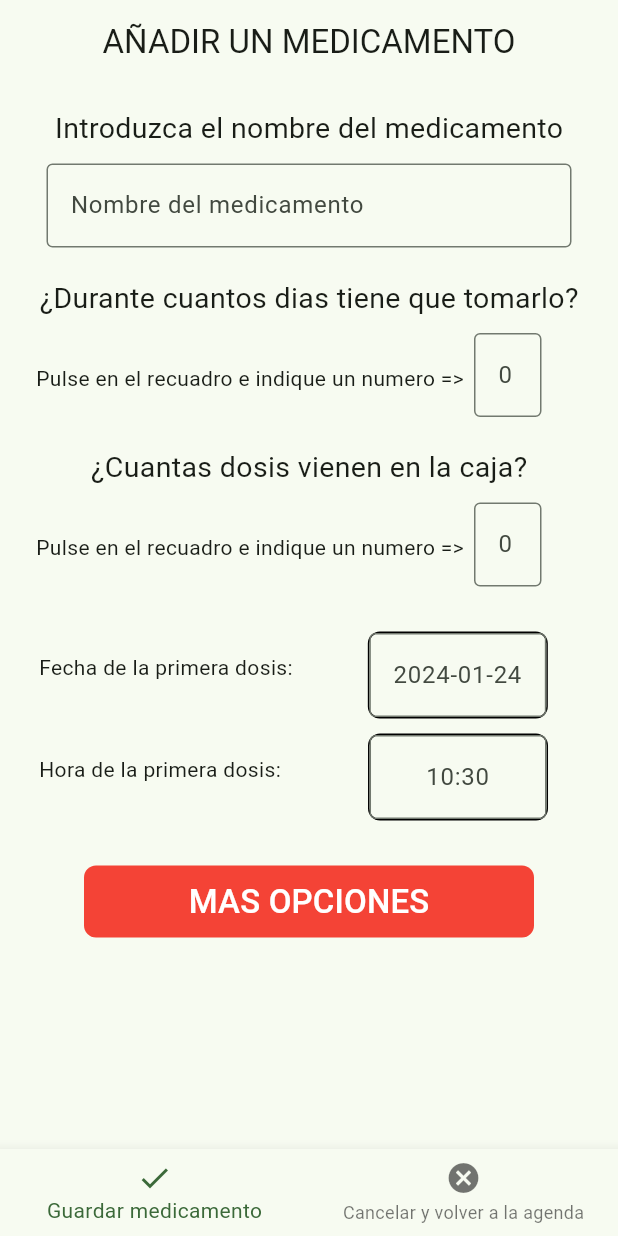
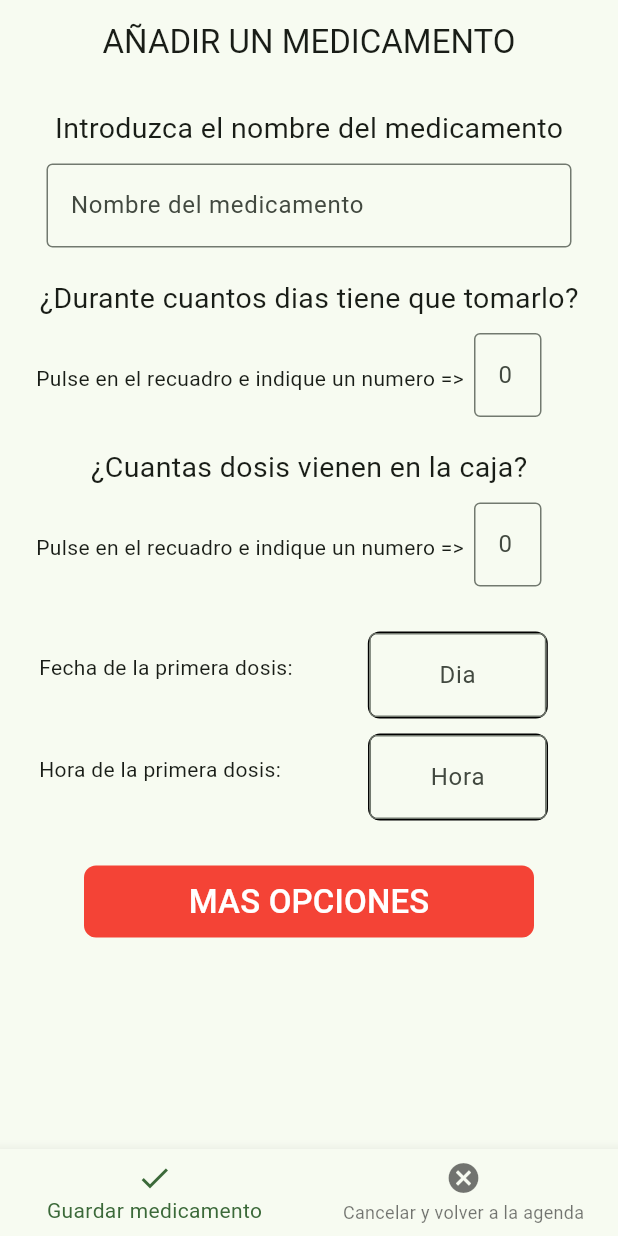
Before and after one commit to devra96/FarmacApp, a Flutter app: the PantallaAddMedicamento screen opened directly, on a phone screen of 412 x 824 dp. Run offline on Flutter 3.47's test engine with Material 3 defaults, Android fonts, the phone set to English and light mode, and no system bars; our stand-ins replace sqflite; accounts and stored records are empty.

Commit message:
Commit 24/01/2024 - 22:25

```diff
--- a/lib/paginas/pantalla_add_medicamento.dart
+++ b/lib/paginas/pantalla_add_medicamento.dart
@@ -26,7 +26,10 @@ class _PantallaAddMedicamentoState extends State<PantallaAddMedicamento> {
     });
   }
 
-  DateTime selectedDate = DateTime.now();
+  DateTime selectedDate = DateTime.now();                 // GUARDA LA FECHA SELECCIONADA EN EL EDITTEXT. POR DEFECTO, FECHA ACTUAL
+  String selectedDateString = "Dia";                      // STRING QUE MUESTRA LA FECHA SELECCIONADA EN EL EDITTEXT
+
+  // METODO QUE MUESTRA EL DATEPICKER AL PULSAR EN EL EDITTEXT "FECHA PRIMERA DOSIS"
   Future<void> _selectDate(BuildContext context) async {
     final DateTime? picked = await showDatePicker(
       context: context,
@@ -37,12 +40,15 @@ class _PantallaAddMedicamentoState extends State<PantallaAddMedicamento> {
     if(picked != null && picked != selectedDate){
       setState(() {
         selectedDate = picked;
+        selectedDateString = "${selectedDate.day}/${selectedDate.month}/${selectedDate.year}";
       });
     }
   }
 
-  TimeOfDay selectedHour = TimeOfDay.now();
-  String selectedHourString = "Hora";
+  TimeOfDay selectedHour = TimeOfDay.now();               // GUARDA LA HORA SELECCIONADA EN EL EDITTEXT. POR DEFECTO, HORA ACTUAL
+  String selectedHourString = "Hora";                     // STRING QUE MUESTRA LA ULTIMA HORA SELECCIONADA EN EL EDITTEXT
+
+  // METODO QUE MUESTRA EL DATEPICKER AL PULSAR EN EL EDITTEXT "FECHA PRIMERA DOSIS"
   Future<void> _selectHour(BuildContext context) async {
     final TimeOfDay? picked = await showTimePicker(
       context: context,
@@ -211,7 +217,7 @@ class _PantallaAddMedicamentoState extends State<PantallaAddMedicamento> {
                   // controller: txt,
                   textAlign: TextAlign.center,
                   decoration: InputDecoration(
-                    hintText: "${selectedDate}".split(" ")[0],
+                    hintText: "${selectedDateString}".split(" ")[0],
                     border: OutlineInputBorder()
                   ),
                   onTap: (){
@@ -253,8 +259,8 @@ class _PantallaAddMedicamentoState extends State<PantallaAddMedicamento> {
                 child: TextField(
                   textAlign: TextAlign.center,
                   decoration: InputDecoration(
-                    // hintText: "$selectedHourString",
-                    hintText: "${selectedHour.hour}:${selectedHour.minute}",
+                    hintText: "$selectedHourString",
+                    // hintText: "${selectedHour.hour}:${selectedHour.minute}",
                     border: OutlineInputBorder(),
                   ),
                   onTap: (){
```
